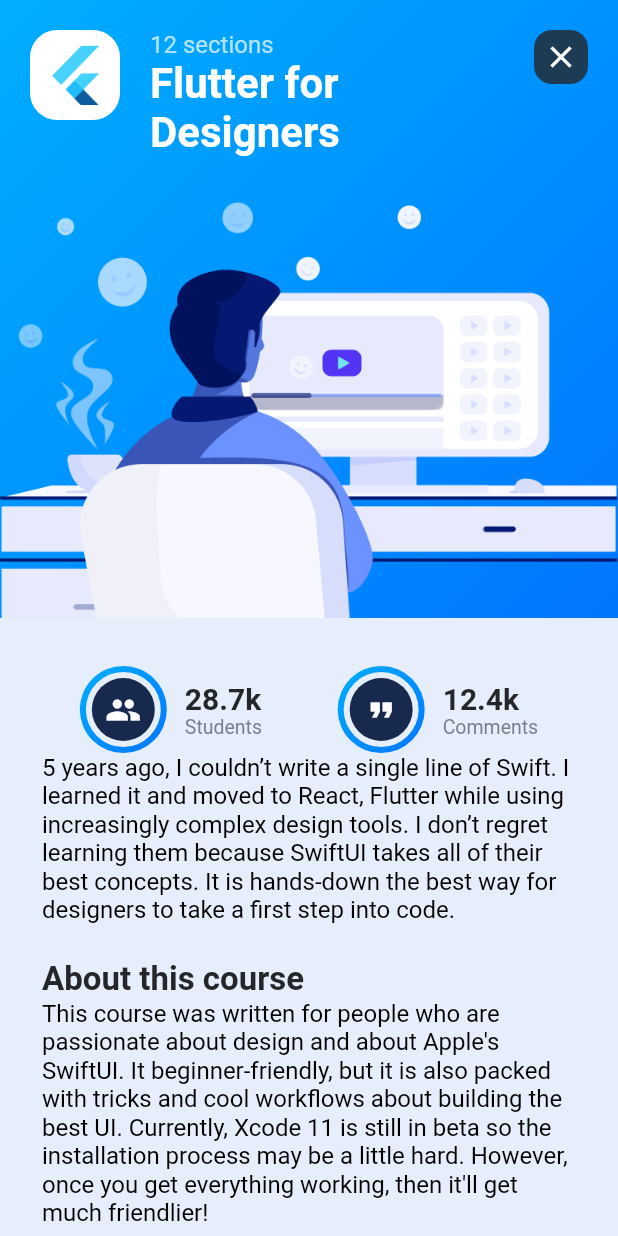
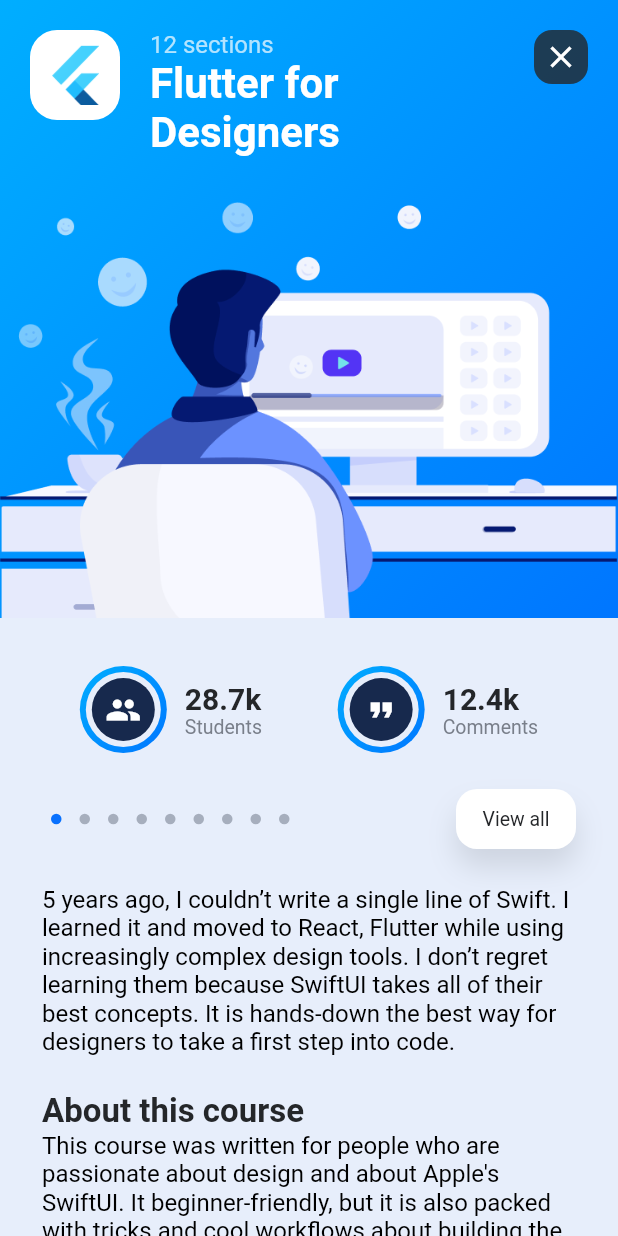
Before and after one commit to romansenin/design-code, a Flutter app: the screen it shows after launch, after a tap on "12 sections", on a phone screen of 412 x 824 dp. Run offline on Flutter 3.47's test engine with Material 2 defaults, Android fonts, the phone set to English and light mode, and no system bars; drawn by our look-alikes of sliding_up_panel.

Commit message:
add indicators and sliding up panel to course screen

```diff
--- a/lib/screens/course_screen.dart
+++ b/lib/screens/course_screen.dart
@@ -3,6 +3,7 @@ import 'dart:io';
 import 'package:flutter/cupertino.dart';
 import 'package:flutter/material.dart';
 import 'package:new_app/model/course.dart';
+import 'package:sliding_up_panel/sliding_up_panel.dart';
 
 import '../constants.dart';
 
@@ -16,12 +17,59 @@ class CourseScreen extends StatefulWidget {
 }
 
 class _CourseScreenState extends State<CourseScreen> {
+  Widget indicators() {
+    List<Widget> indicators = [];
+
+    for (var i = 0; i < 9; i++) {
+      indicators.add(
+        Container(
+          width: 7,
+          height: 7,
+          margin: EdgeInsets.symmetric(horizontal: 6),
+          decoration: BoxDecoration(
+            shape: BoxShape.circle,
+            color: i == 0 ? Color(0xFF0971FE) : Color(0xFFA6AEBD),
+          ),
+        ),
+      );
+    }
+    return Row(
+      mainAxisAlignment: MainAxisAlignment.center,
+      children: indicators,
+    );
+  }
+
+  PanelController panelController;
+
+  @override
+  void initState() {
+    super.initState();
+    panelController = PanelController();
+  }
+
   @override
   Widget build(BuildContext context) {
     return Scaffold(
       body: Container(
         color: kBackgroundColor,
-        child: SingleChildScrollView(
+        child: SlidingUpPanel(
+          controller: panelController,
+          backdropEnabled: true,
+          borderRadius: BorderRadius.only(
+            topLeft: Radius.circular(34),
+          ),
+          color: kCardPopupBackgroundColor,
+          boxShadow: [
+            BoxShadow(
+              color: kShadowColor,
+              offset: Offset(0, -12),
+              blurRadius: 32.0,
+            ),
+          ],
+          minHeight: 0,
+          maxHeight: MediaQuery.of(context).size.height * 0.95,
+          panel: Container(),
+          body: SingleChildScrollView(
             child: Column(
               children: [
                 Stack(
@@ -63,7 +111,8 @@ class _CourseScreenState extends State<CourseScreen> {
                                       height: 60,
                                       decoration: BoxDecoration(
                                         color: Colors.white,
-                                      borderRadius: BorderRadius.circular(18.0),
+                                        borderRadius:
+                                            BorderRadius.circular(18.0),
                                       ),
                                       child: Hero(
                                         tag: widget.course.logo,
@@ -112,8 +161,8 @@ class _CourseScreenState extends State<CourseScreen> {
                                         decoration: BoxDecoration(
                                           borderRadius:
                                               BorderRadius.circular(12.0),
-                                        color:
-                                            kPrimaryLabelColor.withOpacity(0.8),
+                                          color: kPrimaryLabelColor
+                                              .withOpacity(0.8),
                                         ),
                                         child: Icon(
                                           Icons.close,
@@ -263,6 +312,40 @@ class _CourseScreenState extends State<CourseScreen> {
                   ),
                 ),
                 Padding(
+                  padding: EdgeInsets.symmetric(horizontal: 28, vertical: 24),
+                  child: Row(
+                    mainAxisAlignment: MainAxisAlignment.spaceBetween,
+                    children: [
+                      indicators(),
+                      GestureDetector(
+                        onTap: () {
+                          panelController.open();
+                        },
+                        child: Container(
+                          alignment: Alignment.center,
+                          decoration: BoxDecoration(
+                            color: Colors.white,
+                            boxShadow: [
+                              BoxShadow(
+                                color: kShadowColor,
+                                offset: Offset(0, 12),
+                                blurRadius: 16.0,
+                              )
+                            ],
+                            borderRadius: BorderRadius.circular(14),
+                          ),
+                          width: 80,
+                          height: 40,
+                          child: Text(
+                            "View all",
+                            style: kSearchTextStyle,
+                          ),
+                        ),
+                      ),
+                    ],
+                  ),
+                ),
+                Padding(
                   padding: EdgeInsets.symmetric(
                     horizontal: 28.0,
                   ),
@@ -289,6 +372,7 @@ class _CourseScreenState extends State<CourseScreen> {
             ),
           ),
         ),
+      ),
     );
   }
 }
```
Lines whose indentation alone changed are shown as unchanged.
